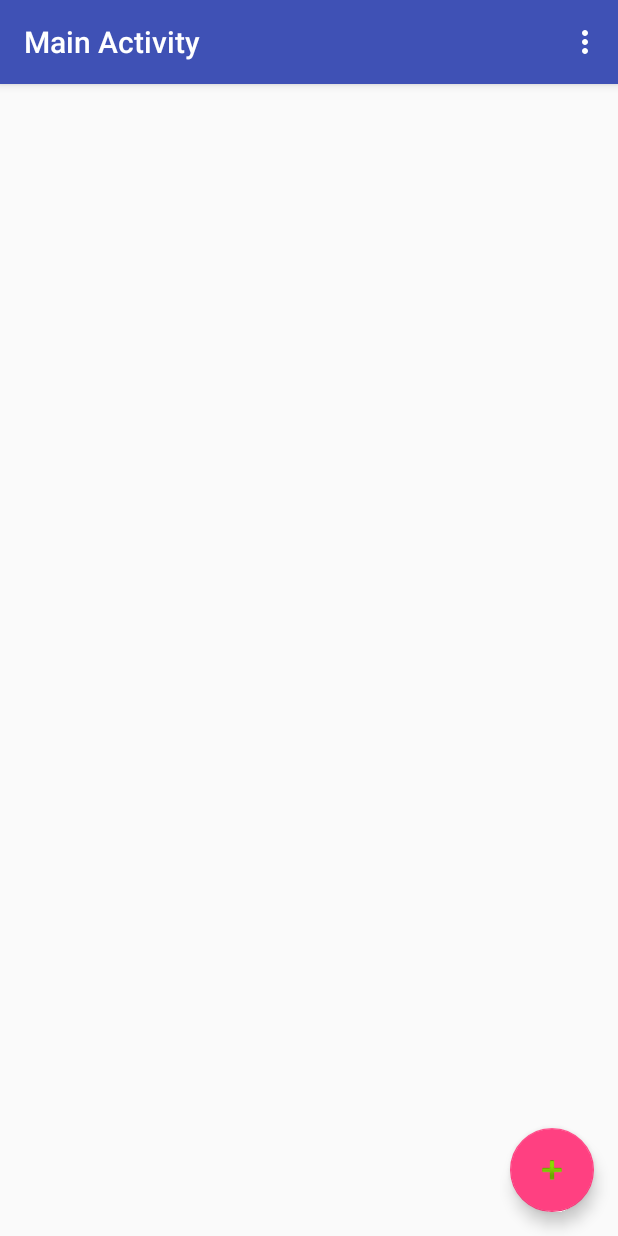
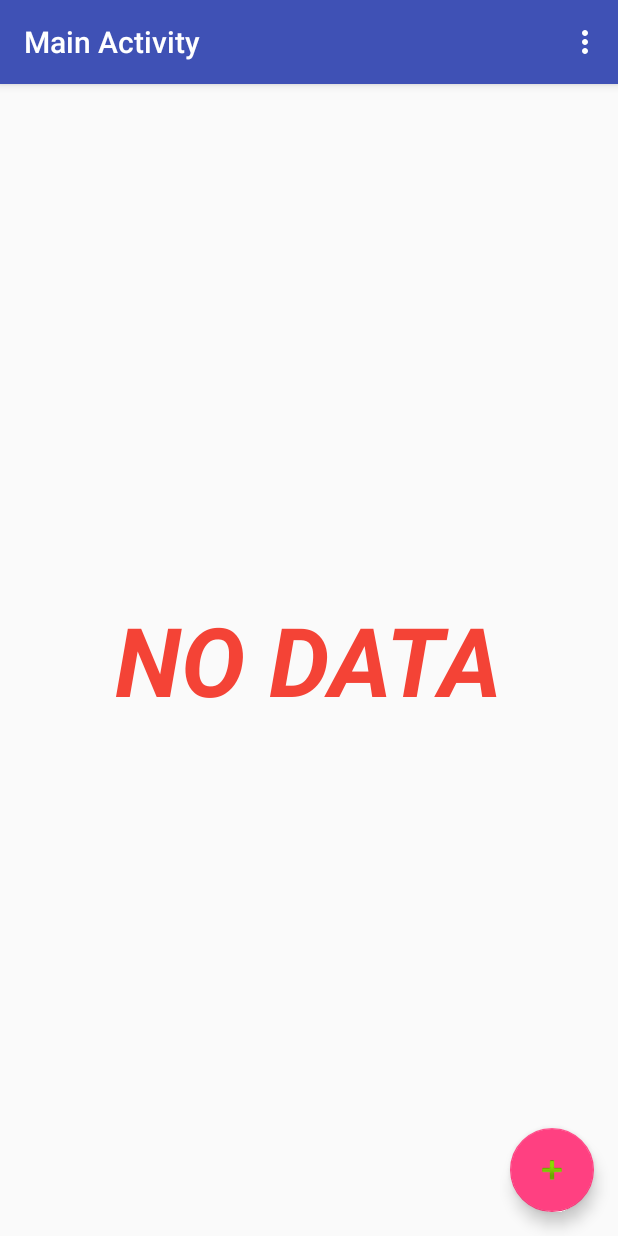
Before and after one commit to TienVNguyen/ToDoAppProject, an Android app: the screen it shows after launch (MainActivity), on a phone screen of 412 x 824 dp. Run offline under Robolectric (Android 15) with nearby library versions, the phone set to English and light mode, and no system bars; our stand-ins replace ButterKnife; libraries missing offline, so code that uses them is left out: jp.wasabeef.recyclerview; plain views replace workinfo; 1 statement that could not run was skipped.

Commit message:
Updated Project
- Supported RecyclerView (Finished)

```diff
--- a/app/build.gradle
+++ b/app/build.gradle
@@ -34,6 +34,7 @@ dependencies {
     compile "com.android.support:support-v4:$rootProject.supportLibraryVersion"
     compile "com.android.support:recyclerview-v7:$rootProject.supportLibraryVersion"
     compile "com.jakewharton:butterknife:$rootProject.butterknifeVersion"
+    compile "jp.wasabeef:recyclerview-animators:$rootProject.recyclerviewAnimatorsVersion"
 
     apt "com.jakewharton:butterknife-compiler:$rootProject.butterknifeVersion"
 
--- a/app/src/main/java/com/training/tiennguyen/todoappproject/activities/AddActivity.java
+++ b/app/src/main/java/com/training/tiennguyen/todoappproject/activities/AddActivity.java
@@ -288,7 +288,7 @@ public class AddActivity extends AppCompatActivity {
                 Toast.makeText(context, getString(R.string.error_add_duplicated), Toast.LENGTH_SHORT).show();
             } else {
                 txtName.requestFocus();
-                Toast.makeText(context, getString(R.string.error_add), Toast.LENGTH_SHORT).show();
+                Toast.makeText(context, getString(R.string.error_add_duplicated), Toast.LENGTH_SHORT).show();
             }
         }
     }
--- a/app/src/main/java/com/training/tiennguyen/todoappproject/activities/MainActivity.java
+++ b/app/src/main/java/com/training/tiennguyen/todoappproject/activities/MainActivity.java
@@ -36,6 +36,7 @@ import java.util.List;
 
 import butterknife.BindView;
 import butterknife.ButterKnife;
+import jp.wasabeef.recyclerview.animators.SlideInUpAnimator;
 
 /**
  * {@link MainActivity}
@@ -121,8 +122,9 @@ public class MainActivity extends AppCompatActivity implements FilterDialogFragm
 
         adapter = new TaskAdapter(MainActivity.this, R.layout.list_tasks_item, list);
         rvTasks.setAdapter(adapter);
-        rvTasks.setLayoutManager(new LinearLayoutManager(this));
+        rvTasks.setLayoutManager(new LinearLayoutManager(MainActivity.this));
         rvTasks.setHasFixedSize(true);
+        rvTasks.setItemAnimator(new SlideInUpAnimator());
     }
 
     /**
@@ -131,10 +133,15 @@ public class MainActivity extends AppCompatActivity implements FilterDialogFragm
     private void populateDataForList() {
         pbList.setVisibility(View.VISIBLE);
 
-        final int curSize = adapter.getItemCount();
         final TaskDBHelper dbHelper = new TaskDBHelper(MainActivity.this);
-        list = dbHelper.selectAllTasks(filterModel);
-        adapter.notifyItemRangeChanged(curSize, list.size());
+        list.clear();
+        list.addAll(dbHelper.selectAllTasks(filterModel));
+        if (list.size() > 0) {
+            txtEmptyList.setVisibility(View.GONE);
+        } else {
+            txtEmptyList.setVisibility(View.VISIBLE);
+        }
+        adapter.notifyDataSetChanged();
 
         pbList.setVisibility(View.GONE);
     }
--- a/app/src/main/java/com/training/tiennguyen/todoappproject/adapters/TaskAdapter.java
+++ b/app/src/main/java/com/training/tiennguyen/todoappproject/adapters/TaskAdapter.java
@@ -82,8 +82,8 @@ public class TaskAdapter extends RecyclerView.Adapter<TaskAdapter.TaskViewHolder
             holder.txtStatus.setText(model.getmStatus());
             holder.txtPercent.setText(String.valueOf(model.getmPercent()));
 
-            String priority = model.getmPriority();
-            String[] priorities = mContext.getResources().getStringArray(R.array.spinner_priority);
+            final String priority = model.getmPriority();
+            final String[] priorities = mContext.getResources().getStringArray(R.array.spinner_priority);
             if (priority.equalsIgnoreCase(priorities[0])) {
                 holder.txtPriority.setTextColor(ContextCompat.getColor(mContext, R.color.colorCyan));
             } else if (priority.equalsIgnoreCase(priorities[1])) {
@@ -93,7 +93,7 @@ public class TaskAdapter extends RecyclerView.Adapter<TaskAdapter.TaskViewHolder
             }
             holder.txtPriority.setText(priority);
 
-            SimpleDateFormat sdf = new SimpleDateFormat("yyyy-MM-dd", Locale.getDefault());
+            final SimpleDateFormat sdf = new SimpleDateFormat("yyyy-MM-dd", Locale.getDefault());
             holder.txtDueDate.setText(sdf.format(model.getmDueDate()));
         }
     }
@@ -106,17 +106,17 @@ public class TaskAdapter extends RecyclerView.Adapter<TaskAdapter.TaskViewHolder
     /**
      * Task View Holder
      */
-    protected static class TaskViewHolder extends RecyclerView.ViewHolder implements View.OnClickListener {
+    static class TaskViewHolder extends RecyclerView.ViewHolder implements View.OnClickListener {
         @BindView(R.id.listItemTxtName)
-        protected TextView txtName;
+        TextView txtName;
         @BindView(R.id.listItemTxtStatus)
-        protected TextView txtStatus;
+        TextView txtStatus;
         @BindView(R.id.listItemTxtPercent)
-        protected TextView txtPercent;
+        TextView txtPercent;
         @BindView(R.id.listItemTxtPriority)
-        protected TextView txtPriority;
+        TextView txtPriority;
         @BindView(R.id.listItemTxtDueDate)
-        protected TextView txtDueDate;
+        TextView txtDueDate;
 
         private Context mContext;
         private List<TaskModel> mList;
@@ -128,7 +128,7 @@ public class TaskAdapter extends RecyclerView.Adapter<TaskAdapter.TaskViewHolder
          * @param list    {@link List<TaskModel>}
          * @param view    {@link View}
          */
-        protected TaskViewHolder(Context context, List<TaskModel> list, View view) {
+        TaskViewHolder(Context context, List<TaskModel> list, View view) {
             super(view);
             this.mContext = context;
             this.mList = list;
--- a/app/src/main/java/com/training/tiennguyen/todoappproject/models/FilterModel.java
+++ b/app/src/main/java/com/training/tiennguyen/todoappproject/models/FilterModel.java
@@ -11,7 +11,7 @@ import android.os.Parcel;
 import android.os.Parcelable;
 
 /**
- * {@link }
+ * {@link FilterModel}
  *
  * @author TienVNguyen
  */
--- a/app/src/main/res/layout/content_main.xml
+++ b/app/src/main/res/layout/content_main.xml
@@ -30,6 +30,7 @@
         android:id="@+id/txtEmptyList"
         android:layout_width="wrap_content"
         android:layout_height="wrap_content"
+        android:layout_centerInParent="true"
         android:text="@string/text_empty_list"
         android:textAllCaps="true"
         android:textColor="@color/colorRed"
--- a/build.gradle
+++ b/build.gradle
@@ -41,6 +41,7 @@ ext {
     /* dependencies versions */
     supportLibraryVersion = '24.2.1'
     butterknifeVersion = '8.4.0'
+    recyclerviewAnimatorsVersion = '2.2.3'
 
     /* test*/
     espressoCoreVersion = '2.2.2'
```
Also changed, not shown: app/src/main/res/layout/list_tasks_item.xml (+7 -3 lines), 2 other files.
